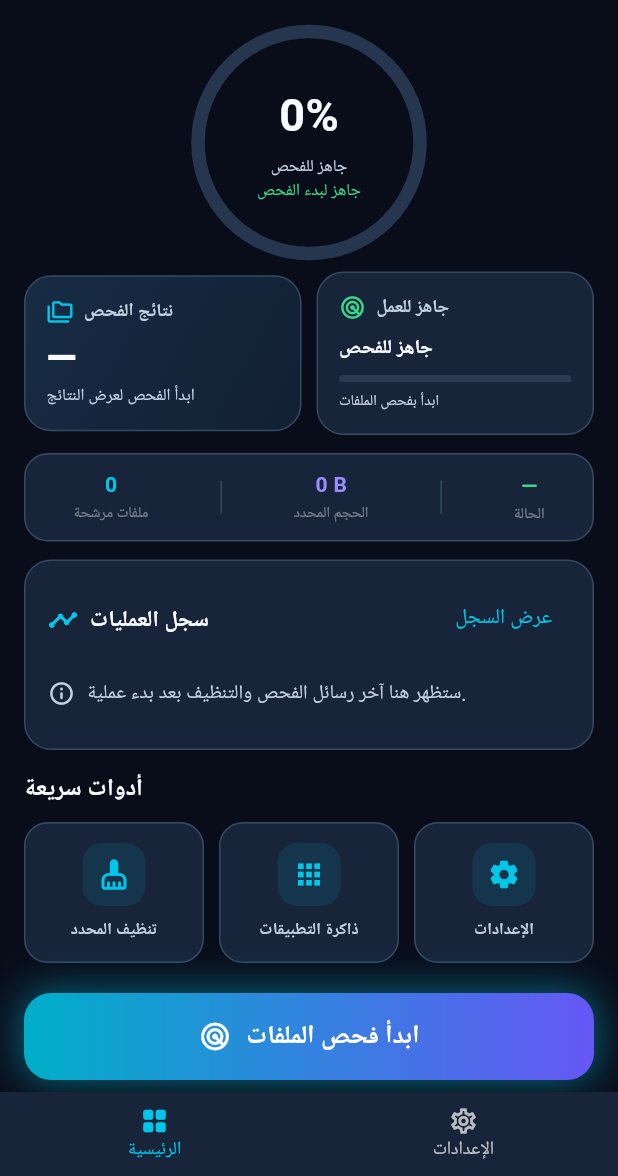
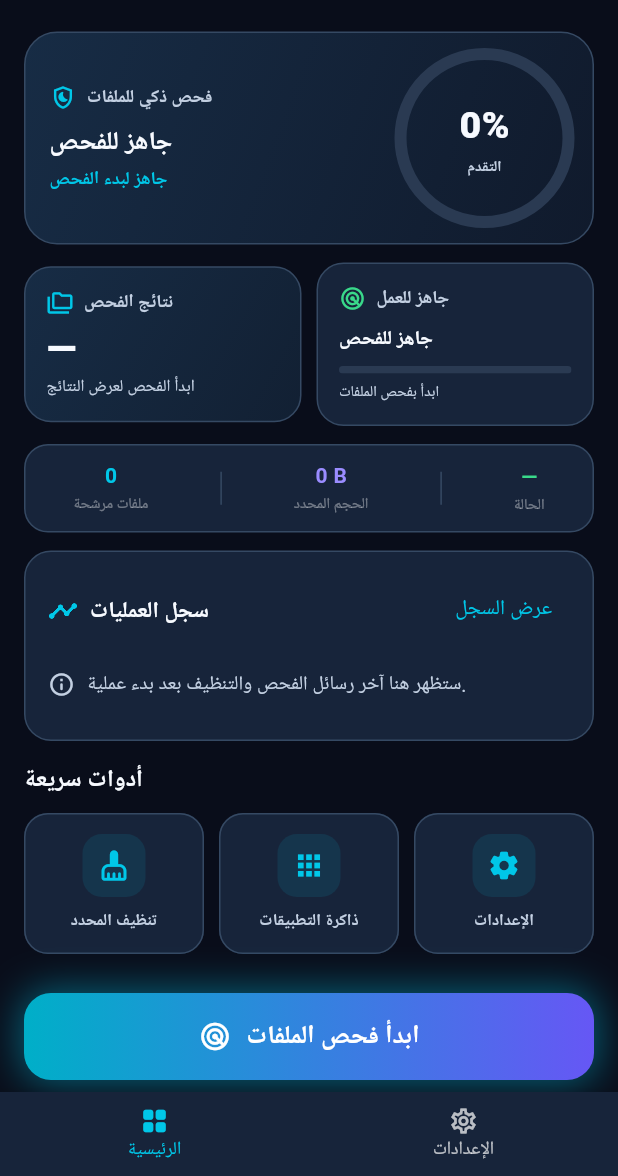
Before and after one commit to maloohm-collab/flutter_cleaner_app, a Flutter app: the HomeScreen screen opened directly, on a phone screen of 412 x 824 dp, the part 60-1236 px from its top. Run offline on Flutter 3.47's test engine with Material 3 defaults, Android fonts, the phone set to English and light mode, and no system bars; our stand-ins replace flutter_animate, permission_handler, shared_preferences; accounts and stored records are empty.

Commit message:
Redesign scan progress as a premium dashboard hero

```diff
--- a/lib/widgets/progress_ring.dart
+++ b/lib/widgets/progress_ring.dart
@@ -1,4 +1,3 @@
-
 import 'package:flutter/material.dart';
 import '../utils/colors.dart';
 
@@ -16,62 +15,121 @@ class ProgressRing extends StatelessWidget {
 
   @override
   Widget build(BuildContext context) {
-    final value = progress.clamp(0.0, 1.0);
+    final double value = progress.clamp(0.0, 1.0).toDouble();
 
-    return SizedBox(
-      width: 148,
-      height: 148,
+    return Container(
+      width: double.infinity,
+      padding: const EdgeInsets.symmetric(horizontal: 16, vertical: 14),
+      decoration: BoxDecoration(
+        gradient: const LinearGradient(
+          colors: [Color(0xFF172C45), Color(0xFF101A2C)],
+          begin: Alignment.topLeft,
+          end: Alignment.bottomRight,
+        ),
+        borderRadius: BorderRadius.circular(22),
+        border: Border.all(color: AppColors.border),
+      ),
+      child: Row(
+        children: [
+          Expanded(
+            child: Padding(
+              padding: const EdgeInsetsDirectional.only(end: 12),
+              child: Column(
+                crossAxisAlignment: CrossAxisAlignment.start,
+                mainAxisAlignment: MainAxisAlignment.center,
+                mainAxisSize: MainAxisSize.min,
+                children: [
+                  const Row(
+                    children: [
+                      Icon(Icons.shield_moon_outlined, color: AppColors.primary, size: 18),
+                      SizedBox(width: 7),
+                      Flexible(
+                        child: Text(
+                          'فحص ذكي للملفات',
+                          maxLines: 1,
+                          overflow: TextOverflow.ellipsis,
+                          style: TextStyle(
+                            color: AppColors.textSecondary,
+                            fontSize: 12,
+                            fontWeight: FontWeight.w700,
+                          ),
+                        ),
+                      ),
+                    ],
+                  ),
+                  const SizedBox(height: 10),
+                  Text(
+                    title,
+                    maxLines: 2,
+                    overflow: TextOverflow.ellipsis,
+                    style: const TextStyle(
+                      color: AppColors.textPrimary,
+                      fontSize: 17,
+                      height: 1.25,
+                      fontWeight: FontWeight.w800,
+                    ),
+                  ),
+                  const SizedBox(height: 6),
+                  Text(
+                    subtitle,
+                    maxLines: 2,
+                    overflow: TextOverflow.ellipsis,
+                    style: const TextStyle(
+                      color: AppColors.primary,
+                      fontSize: 12,
+                      height: 1.3,
+                      fontWeight: FontWeight.w600,
+                    ),
+                  ),
+                ],
+              ),
+            ),
+          ),
+          SizedBox(
+            width: 112,
+            height: 112,
             child: Stack(
               alignment: Alignment.center,
               children: [
                 SizedBox(
-            width: 148,
-            height: 148,
+                  width: 112,
+                  height: 112,
                   child: CircularProgressIndicator(
                     value: value,
-              strokeWidth: 9,
-              backgroundColor: const Color(0xFF26364F),
-              valueColor: const AlwaysStoppedAnimation(AppColors.primary),
+                    strokeWidth: 8,
+                    strokeCap: StrokeCap.round,
+                    backgroundColor: const Color(0xFF2A3A52),
+                    valueColor: const AlwaysStoppedAnimation<Color>(AppColors.primary),
                   ),
                 ),
                 Column(
                   mainAxisAlignment: MainAxisAlignment.center,
+                  mainAxisSize: MainAxisSize.min,
                   children: [
                     Text(
-                "${(value * 100).toInt()}%",
+                      '${(value * 100).round()}%',
                       style: const TextStyle(
-                  fontSize: 30,
-                  fontWeight: FontWeight.bold,
+                        fontSize: 25,
+                        fontWeight: FontWeight.w900,
                         color: AppColors.textPrimary,
                       ),
                     ),
-              const SizedBox(height: 6),
-              Padding(
-                padding: const EdgeInsets.symmetric(horizontal: 14),
-                child: Text(
-                  title,
-                  maxLines: 2,
-                  textAlign: TextAlign.center,
-                  overflow: TextOverflow.ellipsis,
-                  style: const TextStyle(
+                    const SizedBox(height: 2),
+                    const Text(
+                      'التقدم',
+                      style: TextStyle(
                         color: AppColors.textSecondary,
-                    fontSize: 11,
-                    height: 1.15,
-                  ),
-                ),
-              ),
-              const SizedBox(height: 2),
-              Text(
-                subtitle,
-                style: const TextStyle(
-                  color: AppColors.success,
-                  fontSize: 11,
+                        fontSize: 10,
+                        fontWeight: FontWeight.w600,
                       ),
                     ),
                   ],
                 ),
               ],
             ),
+          ),
+        ],
+      ),
     );
   }
 }
```
Lines whose indentation alone changed are shown as unchanged.
